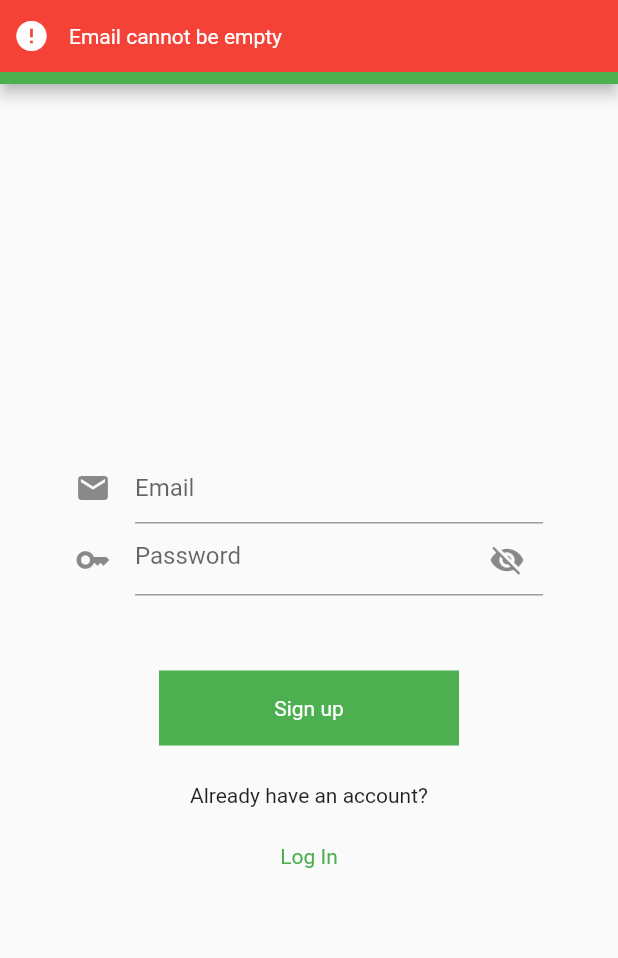
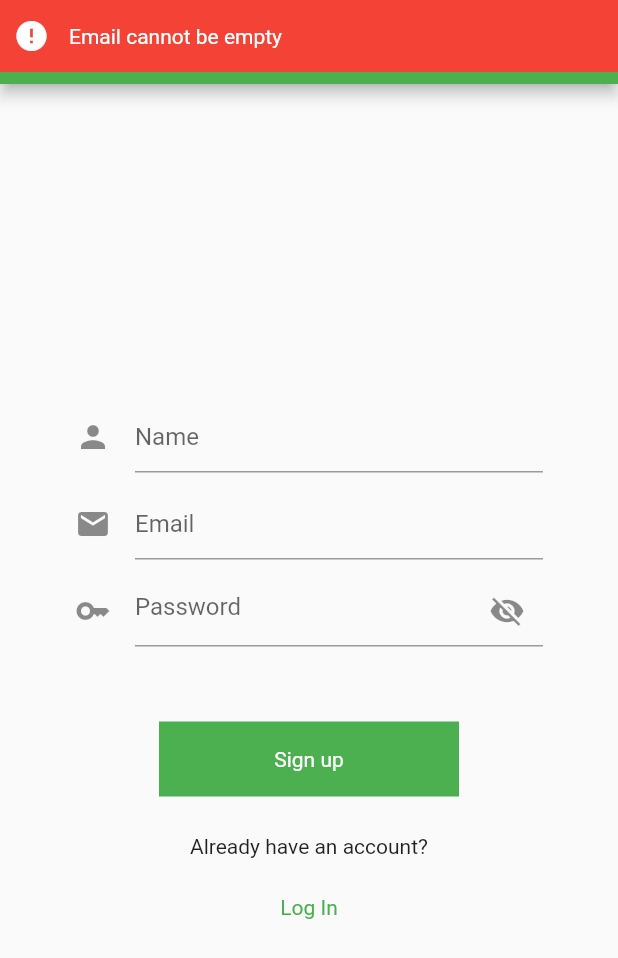
Before and after one commit to ArjunMalhotra07/rehab, a Flutter app: the SignupScreen screen opened by its route, after a tap on "Sign up", on a phone screen of 412 x 824 dp. Shown: the top 958 px of the screen. Run offline on Flutter 3.47's test engine with Material 2 defaults, Android fonts, the phone set to English and light mode, and no system bars; drawn by our look-alikes of another_flushbar; our stand-ins replace firebase_auth, firebase_core, firebase_database, fluttertoast; accounts and stored records are empty.

Commit message:
Added name

```diff
--- a/lib/utils/routes/routes.dart
+++ b/lib/utils/routes/routes.dart
@@ -25,7 +25,7 @@ class Routes {
         return MaterialPageRoute(builder: ((context) => const RehabPage()));
 
       case RoutesName.practice:
-        return MaterialPageRoute(builder: ((context) => const PracticePage()));
+        return MaterialPageRoute(builder: ((context) => PracticePage()));
 
       case RoutesName.profile:
         return MaterialPageRoute(builder: ((context) => const ProfilePage()));
--- a/lib/view/check_login.dart
+++ b/lib/view/check_login.dart
@@ -24,7 +24,7 @@ class _CheckLoginState extends State<CheckLogin> {
           print("");
         }
         if (snapshot.hasData) {
-          return const PracticePage();
+          return PracticePage();
         } else if (snapshot.connectionState == ConnectionState.waiting) {
           return const Center(child: CircularProgressIndicator());
         } else if (snapshot.hasError) {
--- a/lib/view/signup_screen.dart
+++ b/lib/view/signup_screen.dart
@@ -1,5 +1,8 @@
+import 'package:firebase_auth/firebase_auth.dart';
+import 'package:firebase_database/firebase_database.dart';
 import 'package:flutter/foundation.dart';
 import 'package:flutter/material.dart';
+import 'package:rehab/utils/components/colors.dart';
 import 'package:rehab/utils/components/round_buttons.dart';
 import 'package:rehab/utils/routes/routes_name.dart';
 import 'package:rehab/utils/utils.dart';
@@ -18,6 +21,8 @@ class SignupScreenState extends State<SignupScreen> {
 
   final TextEditingController _pass = TextEditingController();
 
+  final TextEditingController _name = TextEditingController();
+
   @override
   void dispose() {
     super.dispose();
@@ -28,8 +33,15 @@ class SignupScreenState extends State<SignupScreen> {
 
   @override
   Widget build(BuildContext context) {
+    final databaseRef = FirebaseDatabase.instance.ref('uids');
+    final day = DateTime.now().day;
+    final month = DateTime.now().month;
+    final year = DateTime.now().year;
+    final minute = DateTime.now().minute;
+    final hour = DateTime.now().hour;
     return Scaffold(
         appBar: AppBar(
+          automaticallyImplyLeading: true,
           title: const Text("Sign Up"),
           centerTitle: true,
         ),
@@ -39,10 +51,17 @@ class SignupScreenState extends State<SignupScreen> {
             mainAxisAlignment: MainAxisAlignment.center,
             children: [
               TextFormField(
+                controller: _name,
+                decoration: const InputDecoration(
+                    hintText: 'Name', icon: Icon(Icons.person)),
+              ),
+              SizedBoxWidget.box(10.0),
+              TextFormField(
                 controller: _email,
                 decoration: const InputDecoration(
                     hintText: 'Email', icon: Icon(Icons.mail)),
               ),
+              SizedBoxWidget.box(10.0),
               ValueListenableBuilder(
                   valueListenable: _obscureText,
                   builder: ((context, value, child) => TextFormField(
@@ -74,6 +93,8 @@ class SignupScreenState extends State<SignupScreen> {
                   } else if (_pass.text.isEmpty) {
                     Utils.flushBarErrorMessage(
                         "Password cannot be empty", context);
+                  } else if (_name.text.isEmpty) {
+                    Utils.flushBarErrorMessage("Name cannot be empty", context);
                   } else if (_pass.text.length < 6) {
                     Utils.flushBarErrorMessage(
                         "Password cannot be less than 6", context);
@@ -81,8 +102,8 @@ class SignupScreenState extends State<SignupScreen> {
                     if (kDebugMode) {
                       print("Sign Up");
                     }
-                    FirebaseCalls().signUp(
-                        _email.text.toString(), _pass.text.toString(), context);
+                    FirebaseCalls().signUp(_email.text.toString(),
+                        _pass.text.toString(), context, _name.text.toString());
                   }
                 },
               ),
--- a/lib/view_model/firebase_calls.dart
+++ b/lib/view_model/firebase_calls.dart
@@ -1,6 +1,7 @@
 import 'dart:async';
 
 import 'package:firebase_auth/firebase_auth.dart';
+import 'package:firebase_database/firebase_database.dart';
 import 'package:flutter/foundation.dart';
 import 'package:flutter/material.dart';
 import 'package:rehab/utils/components/colors.dart';
@@ -10,8 +11,13 @@ import '../utils/routes/routes_name.dart';
 
 class FirebaseCalls {
   var firebaseObject = FirebaseAuth.instance;
+  final day = DateTime.now().day;
+  final month = DateTime.now().month;
+  final year = DateTime.now().year;
+  final minute = DateTime.now().minute;
+  final hour = DateTime.now().hour;
 
-  Future signUp(String email, pass, BuildContext context) async {
+  Future signUp(String email, pass, BuildContext context, String name) async {
     try {
       await firebaseObject
           .createUserWithEmailAndPassword(email: email, password: pass)
@@ -93,4 +99,9 @@ class FirebaseCalls {
           color: Constants.redColor);
     }
   }
+
+  void postDataToFirebase(String uid) {
+    final databaseRef = FirebaseDatabase.instance.ref('id/$uid/sessions');
+    return postDataToFirebase(uid);
+  }
 }
```
Also changed, not shown: lib/view/practice_page.dart (+33 -12 lines).
